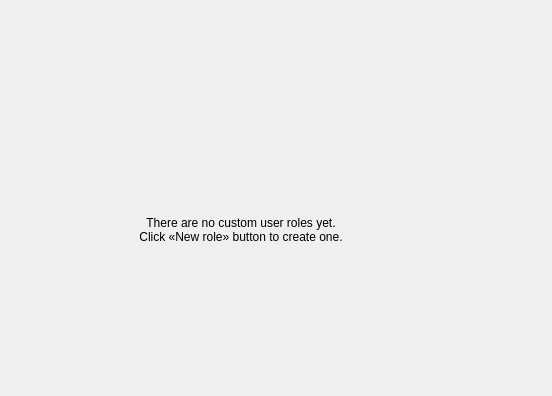
First picture: the form in client/libclient/src/ui/dialogs/resource_properties/user_groups_dialog.ui, repository networkoptix/nx_open, before the edit; both pictures show x 271 to 823 and y 0 to 396 of the 823 by 485 pixel window.
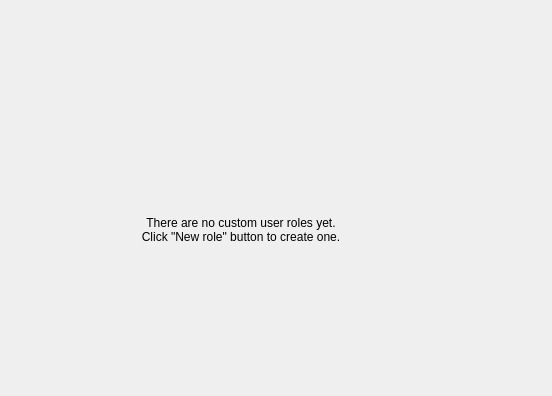
Second picture: the form after the edit. Custom widgets are drawn as their Qt base class.

Commit message:
VMS-3189: User management dialogs fixes
<==== Mercurial data ====>
Branch: dev_3.0.0_gui

```diff
--- a/client/libclient/src/ui/dialogs/resource_properties/user_groups_dialog.ui
+++ b/client/libclient/src/ui/dialogs/resource_properties/user_groups_dialog.ui
@@ -45,7 +45,7 @@
         <widget class="QLabel" name="label">
          <property name="text">
           <string>There are no custom user roles yet.
-Click «New role» button to create one.</string>
+Click &quot;New role&quot; button to create one.</string>
          </property>
          <property name="alignment">
           <set>Qt::AlignCenter</set>
```
